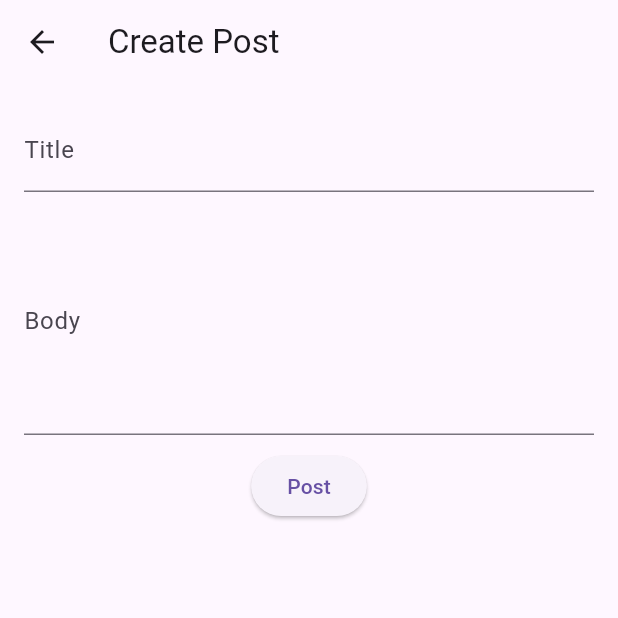
After one commit to sratul/flutter_web_api, a Flutter app: the CreatePostPage screen opened directly, on a phone screen of 412 x 824 dp, the top half of it. The commit adds this screen. Run offline on Flutter 3.47's test engine with Material 3 defaults, Android fonts, the phone set to English and light mode, and no system bars; our stand-ins replace flutter_form_builder, flutter_secure_storage, form_builder_validators; accounts and stored records are empty.

Commit message:
can post messages to database

```diff
--- /dev/null
+++ b/lib/pages/create_post_page.dart
@@ -0,0 +1,70 @@
+import 'package:flutter/material.dart';
+import 'package:flutter_web_api/post.dart';
+import 'package:flutter_web_api/post_service.dart';
+
+class CreatePostPage extends StatefulWidget {
+  const CreatePostPage({super.key});
+
+  @override
+  State<CreatePostPage> createState() => _CreatePostPageState();
+}
+
+class _CreatePostPageState extends State<CreatePostPage> {
+  final _titleController = TextEditingController();
+  final _bodyController = TextEditingController();
+  bool _isLoading = false;
+  final PostService _postService = PostService();
+
+  void _submitPost() async {
+    setState(() => _isLoading = true);
+
+    Post? post = await _postService.createPost(
+      _titleController.text,
+      _bodyController.text,
+    );
+
+    setState(() {
+      _isLoading = false;
+    });
+
+    if (post != null) {
+      ScaffoldMessenger.of(
+        context,
+      ).showSnackBar(SnackBar(content: Text('Post created successfully!')));
+      _titleController.clear();
+      _bodyController.clear();
+    } else {
+      ScaffoldMessenger.of(
+        context,
+      ).showSnackBar(SnackBar(content: Text('Failed to create post')));
+    }
+  }
+
+  @override
+  Widget build(BuildContext context) {
+    return Scaffold(
+      appBar: AppBar(title: Text('Create Post')),
+      body: Padding(
+        padding: EdgeInsetsGeometry.all(16),
+        child: Column(
+          children: [
+            TextField(
+              controller: _titleController,
+              decoration: InputDecoration(labelText: 'Title'),
+            ),
+            const SizedBox(height: 10),
+            TextField(
+              controller: _bodyController,
+              decoration: InputDecoration(labelText: 'Body'),
+              maxLines: 5,
+            ),
+            const SizedBox(height: 10),
+            _isLoading
+                ? CircularProgressIndicator()
+                : ElevatedButton(onPressed: _submitPost, child: Text('Post')),
+          ],
+        ),
+      ),
+    );
+  }
+}
--- a/lib/pages/login_page.dart
+++ b/lib/pages/login_page.dart
@@ -1,6 +1,6 @@
 import 'package:flutter/material.dart';
 import 'package:flutter_web_api/auth_service.dart';
-import 'package:flutter_web_api/pages/home_page.dart';
+import 'package:flutter_web_api/pages/create_post_page.dart';
 import 'package:flutter_web_api/pages/register_page.dart';
 
 class LoginPage extends StatefulWidget {
@@ -36,7 +36,7 @@ class _LoginPageState extends State<LoginPage> {
         //login successful, navigate to protected home page or dashboard
         Navigator.push(
           context,
-          MaterialPageRoute(builder: (context) => HomePage()),
+          MaterialPageRoute(builder: (context) => CreatePostPage()),
         );
       } else {
         // Login failed
--- /dev/null
+++ b/lib/post.dart
@@ -0,0 +1,26 @@
+class Post {
+  final int? id;
+  final String title;
+  final String body;
+  final String userId;
+
+  Post({
+    required this.id,
+    required this.title,
+    required this.body,
+    required this.userId,
+  });
+
+  factory Post.fromJson(Map<String, dynamic> json) => Post(
+    id: json['id'],
+    title: json['title'],
+    body: json['body'],
+    userId: json['userId'],
+  );
+
+  Map<String, dynamic> toJson() => {
+    'title': title,
+    'body': body,
+    'userId': userId,
+  };
+}
--- /dev/null
+++ b/lib/post_service.dart
@@ -0,0 +1,37 @@
+import 'dart:convert';
+
+import 'package:flutter_secure_storage/flutter_secure_storage.dart';
+import 'package:http/http.dart' as http;
+import 'post.dart';
+
+class PostService {
+  final String baseUri =
+      "https://localhost:7075/api/posts"; // Adjust based on your backend URL
+  final FlutterSecureStorage secureStorage = FlutterSecureStorage();
+
+  Future<Post?> createPost(String title, String body) async {
+    final token = await secureStorage.read(key: 'jwt_token');
+
+    final response = await http.post(
+      Uri.parse(baseUri),
+      headers: {
+        'Content-Type': 'application/json',
+        if (token != null) 'Authorization': 'Bearer $token',
+      },
+      body: jsonEncode({'title': title, 'body': body}),
+    );
+
+    if (response.statusCode == 201) {
+      return Post.fromJson(jsonDecode(response.body));
+    } else {
+      print('Failed to create post: ${response.body}');
+      return null;
+    }
+  }
+
+  // Future<List<Post>> getPosts() async {
+  //   final response = await http.get(Uri.parse(baseUri));
+  // }
+
+  // deletePost() etc
+}
```
